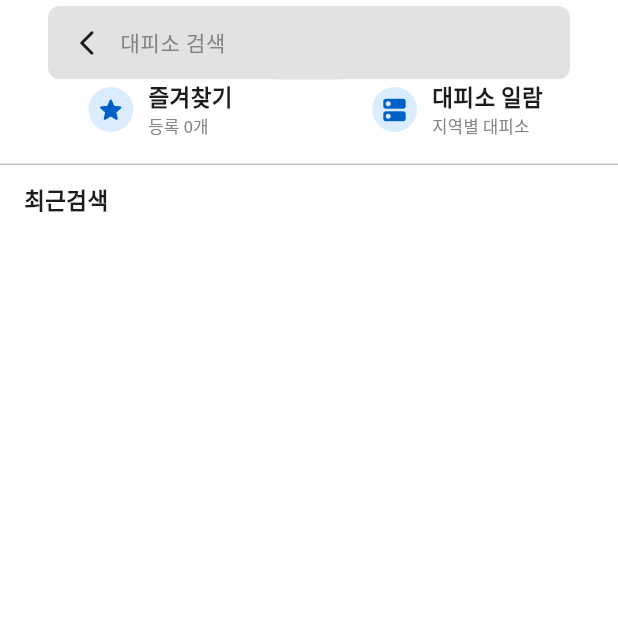
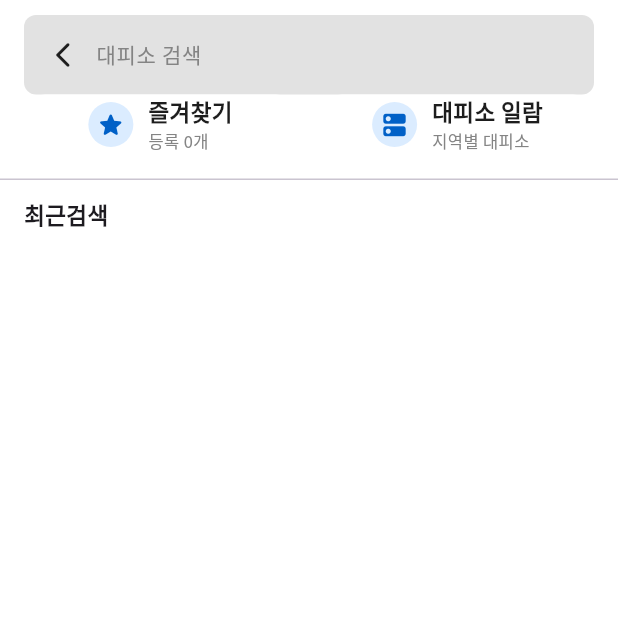
Before and after one commit to FaSBIL/OSSbasic-teamproject, a Flutter app: the screen it shows after launch, after a tap on "대파소 검색", on a phone screen of 412 x 824 dp, the top half of it. Run offline on Flutter 3.47's test engine with Material 3 defaults, Android fonts, the phone set to English and light mode, and no system bars; our stand-ins replace flutter_compass, flutter_map, flutter_tts, geolocator, latlong2, permission_handler and 2 more; missing offline and left inert: flutter_background_service, flutter_background_service_android, flutter_map_mbtiles; accounts and stored records are empty; statements that could not run were skipped; project files that could hold a hidden picture were left out.

Commit message:
검색창 ui 통일

```diff
--- a/shelter/frontend/lib/component/input/SearchInput.dart
+++ b/shelter/frontend/lib/component/input/SearchInput.dart
@@ -25,8 +25,7 @@ class SearchInput extends StatelessWidget {
 
     return SafeArea(
       child: Container(
-        margin: const EdgeInsets.symmetric(horizontal: 16),
-        padding: const EdgeInsets.symmetric(horizontal: 16, vertical: 10),
+        padding: const EdgeInsets.symmetric(horizontal: 16, vertical: 16),
         decoration: BoxDecoration(
           color: AppColors.lightGray,
           borderRadius: BorderRadius.circular(8),
@@ -53,6 +52,7 @@ class SearchInput extends StatelessWidget {
                   hintStyle: AppTextStyles.body.copyWith(color: AppColors.gray),
                   border: InputBorder.none,
                   isDense: true,
+                  contentPadding: EdgeInsets.zero,
                 ),
               ),
             ),
--- a/shelter/frontend/lib/screens/home.dart
+++ b/shelter/frontend/lib/screens/home.dart
@@ -56,11 +56,13 @@ class _HomeScreenState extends State<HomeScreen> {
   List<Marker> _shelterMarkers = [];
   final MapController _mapController = MapController();
 
+  final DraggableScrollableController _sheetController =
+      DraggableScrollableController();
+
   final ShelterService _shelterService = ShelterService(); // 대피소 서비스
   Shelter? _selectedShelter; // 선택된 대피소 정보를 담는 변수
 
   List<Shelter> _nearbyShelters = [];
-  bool _showNearbyList = false;
 
   @override
   void initState() {
@@ -209,7 +211,6 @@ class _HomeScreenState extends State<HomeScreen> {
             }).toList();
 
         _nearbyShelters = nearbyShelters.take(10).toList();
-        _showNearbyList = true;
       });
     } catch (e) {
       print('❌ 위치 또는 대피소 로딩 실패: $e');
@@ -235,7 +236,7 @@ class _HomeScreenState extends State<HomeScreen> {
 
           //검색창
           Positioned(
-            top: 60,
+            top: 70,
             left: 16,
             right: 16,
             child: Column(
@@ -273,6 +274,7 @@ class _HomeScreenState extends State<HomeScreen> {
           if (_selectedShelter != null && _currentPosition != null)
             ShelterBottomSheet(
               mode: SheetMode.detail,
+              controller: _sheetController,
               child: Builder(
                 builder: (context) {
                   final provider = context.watch<FavoriteProvider>();
@@ -359,11 +361,11 @@ class _HomeScreenState extends State<HomeScreen> {
                   );
                 },
               ),
-            ),
-
-          if (_showNearbyList && _selectedShelter == null)
+            )
+          else
             ShelterBottomSheet(
               mode: SheetMode.list,
+              controller: _sheetController,
               child: Column(
                 mainAxisSize: MainAxisSize.min,
                 crossAxisAlignment: CrossAxisAlignment.start,
@@ -391,10 +393,8 @@ class _HomeScreenState extends State<HomeScreen> {
                               s.address == shelter.address,
                           orElse: () => shelter,
                         );
-
                         setState(() {
                           _selectedShelter = tappedShelter;
-                          _showNearbyList = false;
                         });
                       },
                     );
--- a/shelter/frontend/lib/screens/search/search_screen.dart
+++ b/shelter/frontend/lib/screens/search/search_screen.dart
@@ -123,8 +123,9 @@ class _SearchScreenState extends State<SearchScreen> {
           SafeArea(
             child: Column(
               children: [
+                SizedBox(height: 10),
                 Padding(
-                  padding: const EdgeInsets.fromLTRB(16, 4, 16, 0),
+                  padding: EdgeInsets.fromLTRB(16, 0, 16, 0),
                   child: SearchInput(
                     controller: _controller,
                     onSubmitted: (value) {
--- a/shelter/frontend/pubspec.yaml
+++ b/shelter/frontend/pubspec.yaml
@@ -68,7 +68,7 @@ flutter:
     - lib/assets/user_locations/user_locations.json
     - assets/shelter_db/shelters.db
     - assets/mbtiles/8_16kr-map.mbtiles
-    - lib/assets/region_graphs/
+    - assets/region_graphs/
 
 
   fonts:
```
